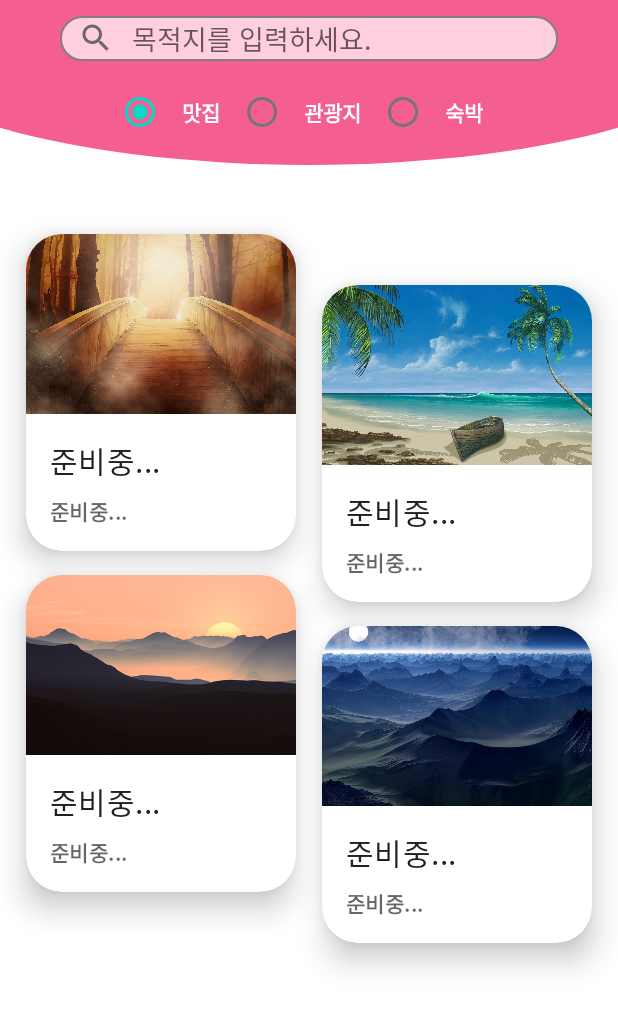
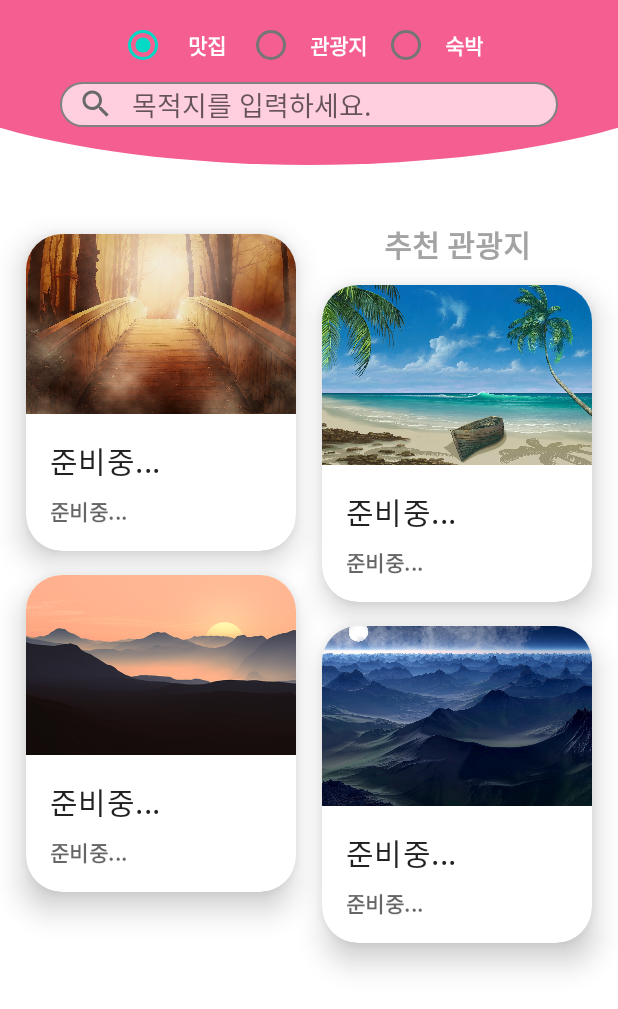
Before and after one commit to HanBI24/2022_1_Capston_Edge-Map, an Android app: the screen it shows after launch (BottomMenuActivity), after a tap on "준비중...", on a phone screen of 412 x 824 dp. Shown: the top 1009 px of the screen. Run offline under Robolectric (Android 15) with nearby library versions, the phone set to English and light mode, and no system bars; our stand-ins replace Dagger/Hilt's generated code, data binding; libraries missing offline, so code that uses them is left out: com.iammert.library, com.naver.maps; 3 statements that could not run were skipped.

Commit message:
Fix bugs

```diff
--- a/app/src/main/java/com/example/hotplenavigation/view/bottom_menu/bookmark/BookmarkAdapter.kt
+++ b/app/src/main/java/com/example/hotplenavigation/view/bottom_menu/bookmark/BookmarkAdapter.kt
@@ -9,6 +9,7 @@ import coil.transform.CircleCropTransformation
 import com.example.hotplenavigation.R
 import com.example.hotplenavigation.database.BookmarkFragmentEntity
 import com.example.hotplenavigation.databinding.RecyclerBookmarkItemBinding
+import com.example.hotplenavigation.util.extension.removeHtmlTag
 
 // 즐겨찾기 화면에 있는 RecyclerView 사용을 위한 Adapter 설정
 class BookmarkAdapter(
@@ -51,8 +52,8 @@ class BookmarkAdapter(
             onClickButton: (bookmarkData: BookmarkFragmentEntity) -> Unit
         ) {
             // 이름 및 주소, 사진 설정
-            binding.tvPlace.text = bookmarkData.title
-            binding.tvAddress.text = bookmarkData.address
+            binding.tvPlace.text = removeHtmlTag(bookmarkData.title)
+            binding.tvAddress.text = removeHtmlTag(bookmarkData.address)
 //            binding.ivThumb.load("https://picsum.photos/200/300") {
 //                crossfade(true)
 //                placeholder(R.drawable.ic_launcher_foreground)
--- a/app/src/main/java/com/example/hotplenavigation/view/bottom_menu/search/SearchFragmentViewModel.kt
+++ b/app/src/main/java/com/example/hotplenavigation/view/bottom_menu/search/SearchFragmentViewModel.kt
@@ -34,6 +34,10 @@ class SearchFragmentViewModel @Inject constructor(
     val getNumber: MutableLiveData<Int>
         get() = _getNumber
 
+    val getPhotoNumber = MutableLiveData<Int>()
+
+    val getRadioSelected = MutableLiveData<String>()
+
     fun getDuruData(
         serviceKey: String,
         pageNo: Int,
--- a/app/src/main/res/layout/fragment_bottom_sheet.xml
+++ b/app/src/main/res/layout/fragment_bottom_sheet.xml
@@ -24,7 +24,6 @@
                 android:id="@+id/iv_thumb"
                 android:layout_width="80dp"
                 android:layout_height="80dp"
-                android:src="@drawable/ic_warning"
                 app:layout_constraintLeft_toLeftOf="parent"
                 app:layout_constraintTop_toTopOf="parent"
                 app:layout_constraintBottom_toBottomOf="parent"/>
--- a/app/src/main/res/layout/fragment_search.xml
+++ b/app/src/main/res/layout/fragment_search.xml
@@ -14,17 +14,53 @@
             android:id="@+id/container_search"
             android:layout_width="0dp"
             android:layout_height="110dp"
-            app:layout_constraintTop_toTopOf="parent"
+            android:background="@drawable/search_arc_view"
             app:layout_constraintLeft_toLeftOf="parent"
             app:layout_constraintRight_toRightOf="parent"
-            android:background="@drawable/search_arc_view">
+            app:layout_constraintTop_toTopOf="parent">
 
             <LinearLayout
                 android:layout_width="match_parent"
                 android:layout_height="wrap_content"
                 android:layout_gravity="center"
-                android:orientation="vertical">
+                android:orientation="vertical"
+                android:layout_marginBottom="8dp">
 
+                <RadioGroup
+                    android:id="@+id/rg"
+                    android:layout_width="match_parent"
+                    android:layout_height="wrap_content"
+                    android:checkedButton="@id/rd_food"
+                    android:gravity="center"
+                    android:orientation="horizontal">
+
+                    <com.google.android.material.radiobutton.MaterialRadioButton
+                        android:id="@+id/rd_food"
+                        android:layout_width="wrap_content"
+                        android:layout_height="wrap_content"
+                        android:padding="14dp"
+                        android:text="맛집"
+                        android:textColor="@color/white"
+                        android:textStyle="bold" />
+
+                    <com.google.android.material.radiobutton.MaterialRadioButton
+                        android:id="@+id/rd_fame"
+                        android:layout_width="wrap_content"
+                        android:layout_height="wrap_content"
+                        android:padding="10dp"
+                        android:text="관광지"
+                        android:textColor="@color/white"
+                        android:textStyle="bold" />
+
+                    <com.google.android.material.radiobutton.MaterialRadioButton
+                        android:id="@+id/rd_sleep"
+                        android:layout_width="wrap_content"
+                        android:layout_height="wrap_content"
+                        android:padding="10dp"
+                        android:text="숙박"
+                        android:textColor="@color/white"
+                        android:textStyle="bold" />
+                </RadioGroup>
                 <EditText
                     android:id="@+id/et_search"
                     android:layout_width="match_parent"
@@ -32,51 +68,16 @@
                     android:layout_gravity="center"
                     android:layout_marginLeft="40dp"
                     android:layout_marginRight="40dp"
-                    android:hint="목적지를 입력하세요."
+                    android:layout_marginBottom="4dp"
+                    android:background="@drawable/search_outline"
                     android:drawableStart="@drawable/ic_search"
                     android:drawablePadding="12dp"
-                    android:paddingLeft="12dp"
-                    android:background="@drawable/search_outline"
-                    android:layout_marginBottom="10dp"
+                    android:hint="목적지를 입력하세요."
+                    android:imeOptions="actionSearch"
                     android:inputType="text"
-                    android:imeOptions="actionSearch"
-                    android:maxLines="1"/>
+                    android:maxLines="1"
+                    android:paddingLeft="12dp" />
 
-                <RadioGroup
-                    android:id="@+id/rg"
-                    android:layout_width="match_parent"
-                    android:layout_height="wrap_content"
-                    android:orientation="horizontal"
-                    android:gravity="center"
-                    android:checkedButton="@id/rd_food">
-
-                    <com.google.android.material.radiobutton.MaterialRadioButton
-                        android:id="@+id/rd_food"
-                        android:layout_width="wrap_content"
-                        android:layout_height="wrap_content"
-                        android:text="맛집"
-                        android:textColor="@color/white"
-                        android:textStyle="bold"
-                        android:padding="12dp"/>
-
-                    <com.google.android.material.radiobutton.MaterialRadioButton
-                        android:id="@+id/rd_fame"
-                        android:layout_width="wrap_content"
-                        android:layout_height="wrap_content"
-                        android:text="관광지"
-                        android:textStyle="bold"
-                        android:padding="12dp"
-                        android:textColor="@color/white"  />
-
-                    <com.google.android.material.radiobutton.MaterialRadioButton
-                        android:id="@+id/rd_sleep"
-                        android:layout_width="wrap_content"
-                        android:layout_height="wrap_content"
-                        android:text="숙박"
-                        android:textStyle="bold"
-                        android:padding="12dp"
-                        android:textColor="@color/white" />
-                </RadioGroup>
             </LinearLayout>
 
         </FrameLayout>
@@ -95,13 +96,13 @@
                 android:id="@+id/card_view1"
                 android:layout_width="180dp"
                 android:layout_height="wrap_content"
+                android:layout_marginTop="16dp"
                 android:src="@drawable/ic_warning"
                 app:cardCornerRadius="24dp"
                 app:cardElevation="12dp"
                 app:layout_constraintLeft_toLeftOf="parent"
                 app:layout_constraintRight_toLeftOf="@id/card_view2"
-                app:layout_constraintTop_toTopOf="parent"
-                android:layout_marginTop="16dp">
+                app:layout_constraintTop_toTopOf="parent">
 
                 <LinearLayout
                     android:id="@+id/container1"
@@ -142,6 +143,19 @@
                     </LinearLayout>
                 </LinearLayout>
             </com.google.android.material.card.MaterialCardView>
+
+            <TextView
+                android:layout_width="0dp"
+                android:layout_height="wrap_content"
+                android:layout_marginBottom="12dp"
+                android:gravity="center"
+                android:text="추천 관광지"
+                android:textSize="20sp"
+                android:textStyle="bold"
+                app:layout_constraintBottom_toTopOf="@id/card_view2"
+                app:layout_constraintLeft_toRightOf="@id/card_view1"
+                app:layout_constraintRight_toRightOf="parent"
+                android:textColor="#A3A3A3"/>
 
             <com.google.android.material.card.MaterialCardView
                 android:id="@+id/card_view2"
```
Also changed, not shown: app/src/main/java/com/example/hotplenavigation/util/extension/Util.kt (added, +13 -0 lines), app/src/main/java/com/example/hotplenavigation/view/bottom_menu/search/SearchFragment.kt (+27 -38 lines), app/src/main/java/com/example/hotplenavigation/view/bottom_menu/search/bottom_sheet/SearchBottomSheetFragment.kt (+10 -32 lines), app/src/main/java/com/example/hotplenavigation/view/bottom_menu/search/search_result/SearchResultActivity.kt (+15 -5 lines), app/src/main/java/com/example/hotplenavigation/view/bottom_menu/search/search_result/bottom_sheet/BottomSheetFragment.kt (+13 -14 lines), app/src/main/res/drawable/ic_hotel.xml (added, +10 -0 lines), app/src/main/res/drawable/ic_map.xml (added, +10 -0 lines), app/src/main/res/drawable/ic_restraunt.xml (added, +10 -0 lines), app/src/main/res/layout/activity_main.xml (+6 -6 lines).
